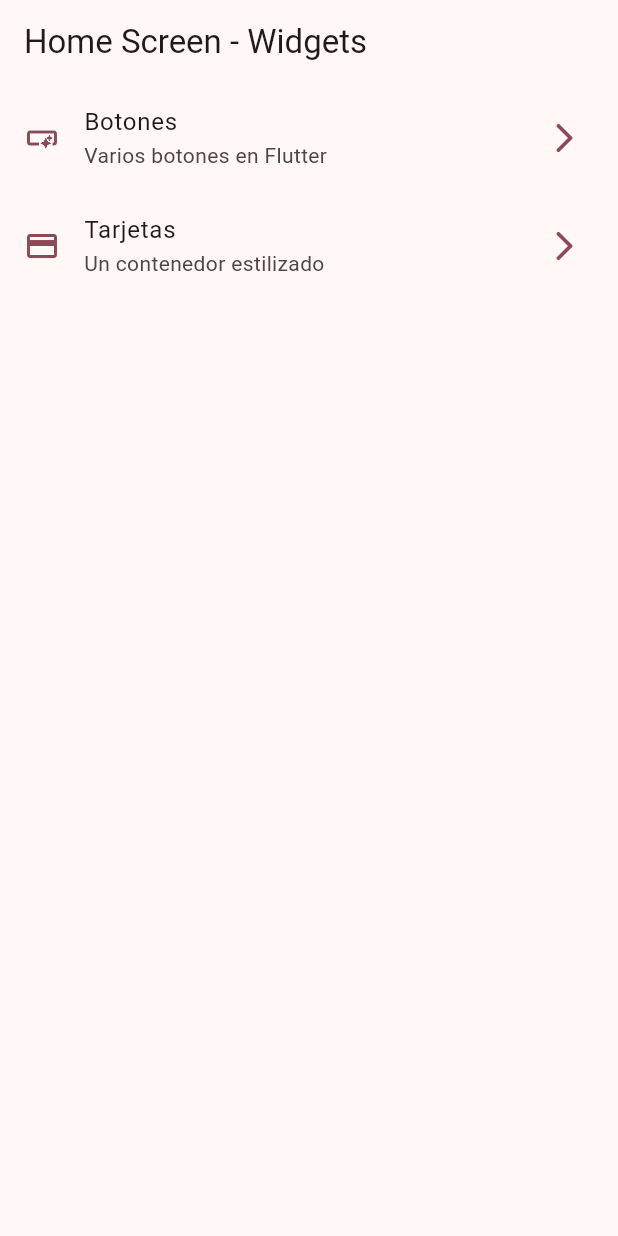
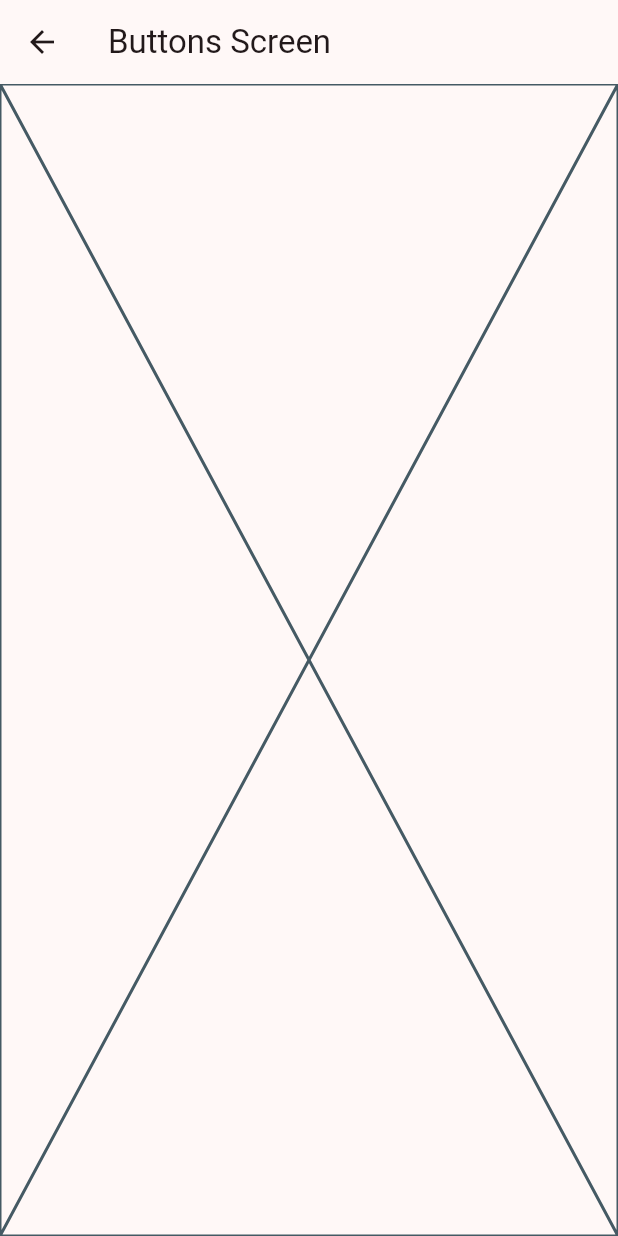
Before and after one commit to EmirMaya/widgets_app, a Flutter app: the screen it shows after launch, after a tap on "Botones", on a phone screen of 412 x 824 dp. Run offline on Flutter 3.47's test engine with Material 3 defaults, Android fonts, the phone set to English and light mode, and no system bars; our stand-ins replace go_router.

Commit message:
go router // add router

```diff
--- a/lib/config/menu/menu_items.dart
+++ b/lib/config/menu/menu_items.dart
@@ -23,7 +23,7 @@ const appMenuItems = <MenuItem>[
   MenuItem(
       title: 'Tarjetas',
       subTitle: 'Un contenedor estilizado',
-      link: '/card',
+      link: '/cards',
       icon: Icons.credit_card
     ),
 ];
--- /dev/null
+++ b/lib/config/router/app_router.dart
@@ -0,0 +1,21 @@
+import 'package:go_router/go_router.dart';
+import 'package:widgets_app/presentation/screens/screens.dart';
+
+// GoRouter configuration
+final appRouter = GoRouter(
+  initialLocation: '/',
+  routes: [
+    GoRoute(
+      path: '/',
+      builder: (context, state) => const HomeScreen(),
+    ),
+     GoRoute(
+      path: '/buttons',
+      builder: (context, state) => const ButtonsScreen(),
+    ),
+     GoRoute(
+      path: '/cards',
+      builder: (context, state) => const CardsScreen(),
+    ),
+  ],
+);
--- a/lib/main.dart
+++ b/lib/main.dart
@@ -1,6 +1,7 @@
 import 'package:flutter/material.dart';
+import 'package:widgets_app/config/router/app_router.dart';
 import 'package:widgets_app/config/themes/app_theme.dart';
-import 'package:widgets_app/presentation/screens/home/home_screen.dart';
+
 
 void main() {
   runApp(const MainApp());
@@ -11,10 +12,11 @@ class MainApp extends StatelessWidget {
 
   @override
   Widget build(BuildContext context) {
-    return  MaterialApp(
+    return  MaterialApp.router(
+      routerConfig: appRouter,
       debugShowCheckedModeBanner: false,
       theme: AppTheme(selectedColor: 4).getTheme(),
-      home: const HomeScreen()
+
     );
   }
 }
--- /dev/null
+++ b/lib/presentation/screens/buttons/buttons_screen.dart
@@ -0,0 +1,15 @@
+import 'package:flutter/material.dart';
+
+class ButtonsScreen extends StatelessWidget {
+  const ButtonsScreen({super.key});
+
+  @override
+  Widget build(BuildContext context) {
+    return Scaffold(
+      appBar: AppBar(
+        title: const Text('Buttons Screen'),
+      ),
+      body: const Placeholder(),
+    );
+  }
+}
--- a/lib/presentation/screens/home/home_screen.dart
+++ b/lib/presentation/screens/home/home_screen.dart
@@ -1,5 +1,7 @@
 import 'package:flutter/material.dart';
+import 'package:go_router/go_router.dart';
 import 'package:widgets_app/config/menu/menu_items.dart';
+import 'package:widgets_app/presentation/screens/buttons/buttons_screen.dart';
 
 class HomeScreen extends StatelessWidget {
   const HomeScreen({super.key});
@@ -45,12 +47,24 @@ class _CustomListTile extends StatelessWidget {
     final colors = Theme.of(context).colorScheme;
 
     return ListTile(
-      leading: Icon(menuItem.icon, color: colors.primary,),
-      trailing: Icon(Icons.arrow_forward_ios_rounded, color: colors.primary,),
+      leading: Icon(
+        menuItem.icon,
+        color: colors.primary,
+      ),
+      trailing: Icon(
+        Icons.arrow_forward_ios_rounded,
+        color: colors.primary,
+      ),
       title: Text(menuItem.title),
       subtitle: Text(menuItem.subTitle),
-      onTap: (){
+      onTap: () {
+        // Navigator.of(context).push(
+        //   MaterialPageRoute(
+        //     builder: (context) => const ButtonsScreen(),
+        //   ),
+        // );
 
+        context.push(menuItem.link);
       },
     );
   }
--- /dev/null
+++ b/lib/presentation/screens/screens.dart
@@ -0,0 +1,3 @@
+export 'package:widgets_app/presentation/screens/buttons/buttons_screen.dart';
+export 'package:widgets_app/presentation/screens/cards/cards_screen.dart';
+export 'package:widgets_app/presentation/screens/home/home_screen.dart';
--- a/pubspec.yaml
+++ b/pubspec.yaml
@@ -9,11 +9,12 @@ environment:
 dependencies:
   flutter:
     sdk: flutter
+  go_router: ^14.6.2
 
 dev_dependencies:
+  flutter_lints: ^3.0.0
   flutter_test:
     sdk: flutter
-  flutter_lints: ^3.0.0
 
 flutter:
   uses-material-design: true
```
Also changed, not shown: lib/presentation/screens/cards/cards_screen.dart (added, +15 -0 lines), pubspec.lock.
